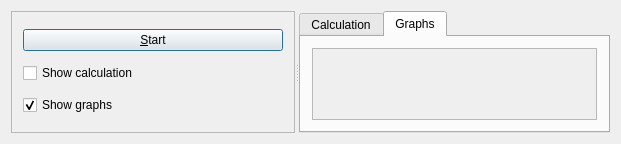
The window that Tools/ToolKalmanFilterer/qtkalmanfilterermaindialog.ui (richelbilderbeek/ProjectRichelBilderbeek) describes before a commit, drawn with Qt 5.
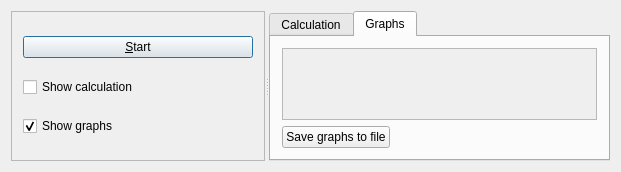
The same window after the commit.

Commit message: ToolKalmanFilterer: start of plotting graphs

Diff of the .ui file:
```diff
--- a/Tools/ToolKalmanFilterer/qtkalmanfilterermaindialog.ui
+++ b/Tools/ToolKalmanFilterer/qtkalmanfilterermaindialog.ui
@@ -34,7 +34,7 @@
         <rect>
          <x>0</x>
          <y>0</y>
-         <width>395</width>
+         <width>276</width>
          <height>105</height>
         </rect>
        </property>
@@ -102,7 +102,7 @@
         <string>Graphs</string>
        </attribute>
        <layout class="QGridLayout" name="gridLayout_3">
-        <item row="0" column="0">
+        <item row="1" column="0" colspan="3">
          <widget class="QScrollArea" name="scroll_area_graph">
           <property name="widgetResizable">
            <bool>true</bool>
@@ -112,13 +112,33 @@
             <rect>
              <x>0</x>
              <y>0</y>
-             <width>175</width>
-             <height>61</height>
+             <width>294</width>
+             <height>32</height>
             </rect>
            </property>
           </widget>
          </widget>
         </item>
+        <item row="2" column="1">
+         <spacer name="horizontalSpacer">
+          <property name="orientation">
+           <enum>Qt::Horizontal</enum>
+          </property>
+          <property name="sizeHint" stdset="0">
+           <size>
+            <width>40</width>
+            <height>20</height>
+           </size>
+          </property>
+         </spacer>
+        </item>
+        <item row="2" column="0">
+         <widget class="QPushButton" name="button_save_graph">
+          <property name="text">
+           <string>Save graphs to file</string>
+          </property>
+         </widget>
+        </item>
        </layout>
       </widget>
      </widget>
```
Left out of the diff: 4 changed lines with no effect on the pictures. The commit also changes 13 other files.
